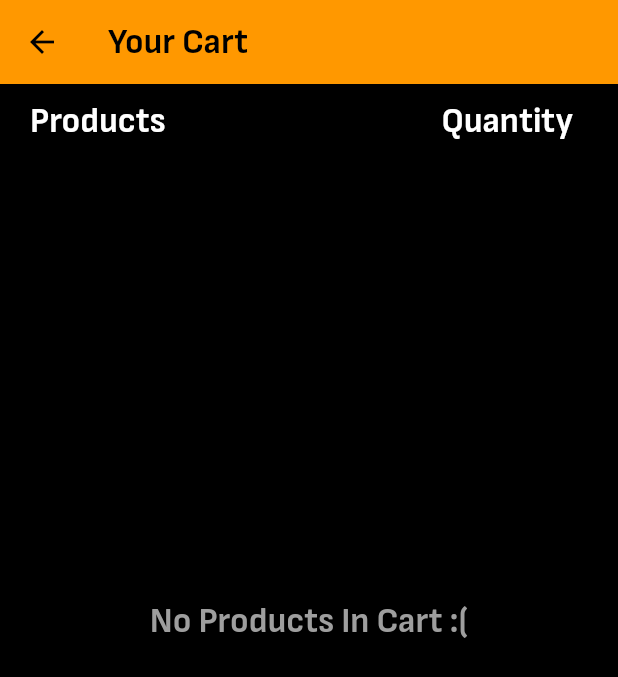
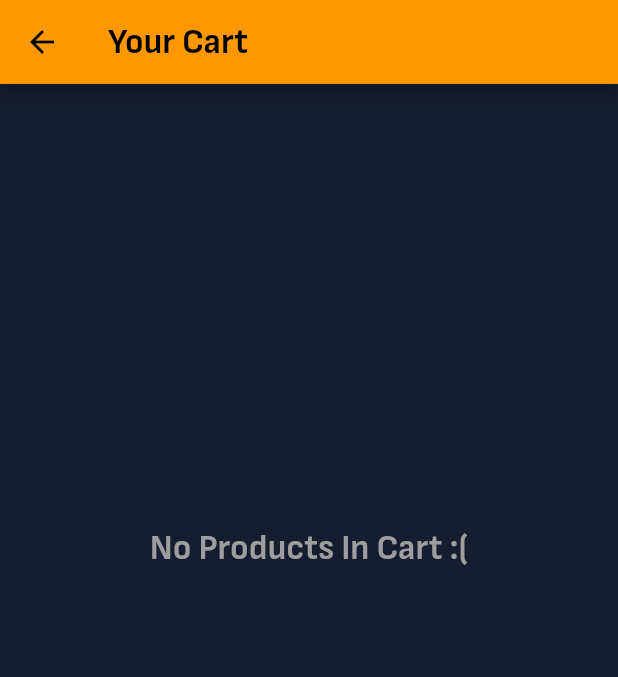
Before and after one commit to ed-henrique/shopping-app-cacc, a Flutter app: the screen it shows after launch, scrolled down 576 dp, after a tap on "Go to Cart", on a phone screen of 412 x 824 dp. Shown: the top 677 px of the screen. Run offline on Flutter 3.47's test engine with Material 2 defaults, Android fonts, the phone set to English and light mode, and no system bars; our stand-ins replace get, qr_flutter; missing offline and left inert: pix_flutter.

Commit message:
Change aesthetic
Signed-off-by: Eduardo Henrique <edu.hen.fm@gmail.com>

```diff
--- a/lib/main.dart
+++ b/lib/main.dart
@@ -4,13 +4,20 @@ import 'package:get/get.dart';
 import 'screens/catalog_screen.dart';
 
 void main() {
-  runApp(
-    GetMaterialApp(
+  runApp(const MyApp());
+}
+
+class MyApp extends StatelessWidget {
+  const MyApp({super.key});
+
+  @override
+  Widget build(BuildContext context) {
+    return GetMaterialApp(
       title: 'CACC Shopping App',
       theme: ThemeData(
         fontFamily: 'SofiaSansSemiCondensed',
         primarySwatch: Colors.orange,
-        scaffoldBackgroundColor: Colors.black,
+        scaffoldBackgroundColor: Color.fromARGB(255, 22, 29, 48),
         textTheme: const TextTheme(
           bodyText2: TextStyle(
             color: Colors.white,
@@ -21,6 +28,6 @@ void main() {
         ),
       ),
       home: const CatalogScreen(),
-    ),
-  );
+    );
+  }
 }
--- a/lib/screens/cart_screen.dart
+++ b/lib/screens/cart_screen.dart
@@ -27,38 +27,7 @@ class CartScreen extends StatelessWidget {
         child: Column(
           mainAxisAlignment: MainAxisAlignment.spaceBetween,
           children: [
-            Column(
-              children: [
-                Padding(
-                  padding: const EdgeInsets.only(
-                    left: 20,
-                    right: 30,
-                    top: 10,
-                    bottom: 10,
-                  ),
-                  child: Row(
-                    mainAxisAlignment: MainAxisAlignment.spaceBetween,
-                    children: const [
-                      Text(
-                        'Products',
-                        style: TextStyle(
-                          fontWeight: FontWeight.bold,
-                          fontSize: 24,
-                        ),
-                      ),
-                      Text(
-                        'Quantity',
-                        style: TextStyle(
-                          fontWeight: FontWeight.bold,
-                          fontSize: 24,
-                        ),
-                      ),
-                    ],
-                  ),
-                ),
-                CartProducts(),
-              ],
-            ),
+            CartProducts(),
             Column(
               children: [
                 CartTotal(),
--- a/lib/widgets/cart_total.dart
+++ b/lib/widgets/cart_total.dart
@@ -14,37 +14,13 @@ class CartTotal extends StatelessWidget {
           ? const SizedBox(
               height: 49,
             )
-          : Container(
-              decoration: const BoxDecoration(
-                border: Border(
-                  top: BorderSide(
-                    color: Colors.grey,
-                    width: 1,
-                  ),
+          : Center(
+              child: Text(
+                'TOTAL: R\$ ${controller.total}',
+                style: const TextStyle(
+                  fontSize: 24,
+                  fontWeight: FontWeight.bold,
                 ),
-              ),
-              padding: const EdgeInsets.symmetric(
-                horizontal: 75,
-                vertical: 10,
-              ),
-              child: Row(
-                mainAxisAlignment: MainAxisAlignment.spaceBetween,
-                children: [
-                  const Text(
-                    'TOTAL',
-                    style: TextStyle(
-                      fontSize: 24,
-                      fontWeight: FontWeight.bold,
-                    ),
-                  ),
-                  Text(
-                    "R\$ ${controller.total}",
-                    style: const TextStyle(
-                      fontSize: 24,
-                      fontWeight: FontWeight.bold,
-                    ),
-                  ),
-                ],
               ),
             ),
     );
--- a/lib/widgets/catalog_products.dart
+++ b/lib/widgets/catalog_products.dart
@@ -9,11 +9,21 @@ class CatalogProducts extends StatelessWidget {
   @override
   Widget build(BuildContext context) {
     return Flexible(
-        child: ListView.builder(
-            itemCount: Product.products.length,
-            itemBuilder: (BuildContext context, int index) {
-              return CatalogProductCard(index: index);
-            }));
+      child: ListView.separated(
+        itemCount: Product.products.length,
+        itemBuilder: (BuildContext context, int index) {
+          return CatalogProductCard(index: index);
+        },
+        separatorBuilder: (BuildContext context, int index) {
+          return const Divider(
+            height: 1,
+            indent: 20,
+            endIndent: 20,
+            color: Colors.white,
+          );
+        },
+      ),
+    );
   }
 }
 
@@ -28,7 +38,7 @@ class CatalogProductCard extends StatelessWidget {
     return Padding(
       padding: const EdgeInsets.symmetric(
         horizontal: 20,
-        vertical: 10,
+        vertical: 20,
       ),
       child: Row(
         mainAxisAlignment: MainAxisAlignment.spaceBetween,
@@ -69,22 +79,16 @@ class CatalogProductCard extends StatelessWidget {
             ],
           ),
           IconButton(
-              onPressed: () {
-                const snackBar = SnackBar(
-                  content: Text(
-                    'Added to Cart!',
-                    textAlign: TextAlign.center,
-                  ),
-                  duration: Duration(milliseconds: 500),
-                );
-
-                cartController.addProduct(Product.products[index]);
-                ScaffoldMessenger.of(context).showSnackBar(snackBar);
-              },
-              icon: const Icon(
-                Icons.add_circle,
-                color: Colors.white,
-              ))
+            onPressed: () {
+              cartController.addProduct(Product.products[index]);
+            },
+            highlightColor: Colors.green,
+            iconSize: 50,
+            icon: const Icon(
+              Icons.add,
+              color: Colors.white,
+            ),
+          ),
         ],
       ),
     );
--- a/lib/widgets/order_dialog.dart
+++ b/lib/widgets/order_dialog.dart
@@ -47,7 +47,7 @@ class OrderDialog extends StatelessWidget {
                         const Text(
                           'Read the following QR Code',
                           style: TextStyle(
-                            fontSize: 32,
+                            fontSize: 20,
                             fontWeight: FontWeight.bold,
                             color: Colors.black,
                           ),
```
Also changed, not shown: lib/widgets/cart_products.dart (+31 -8 lines), 1 other file.
